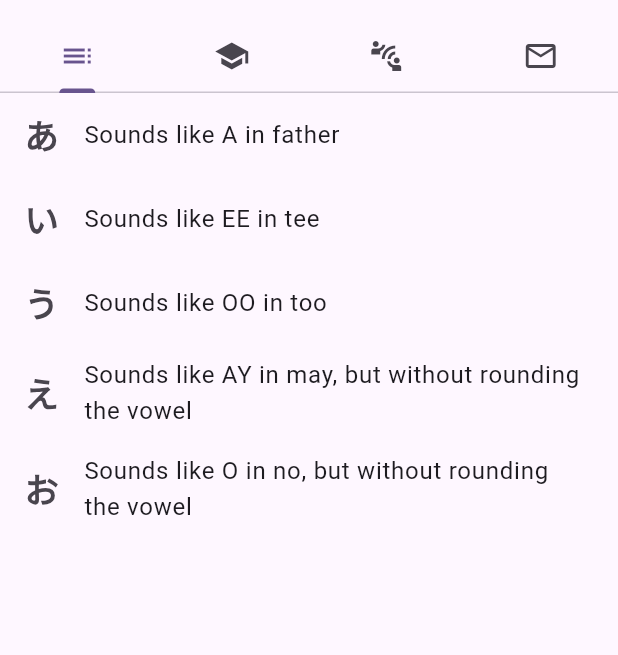
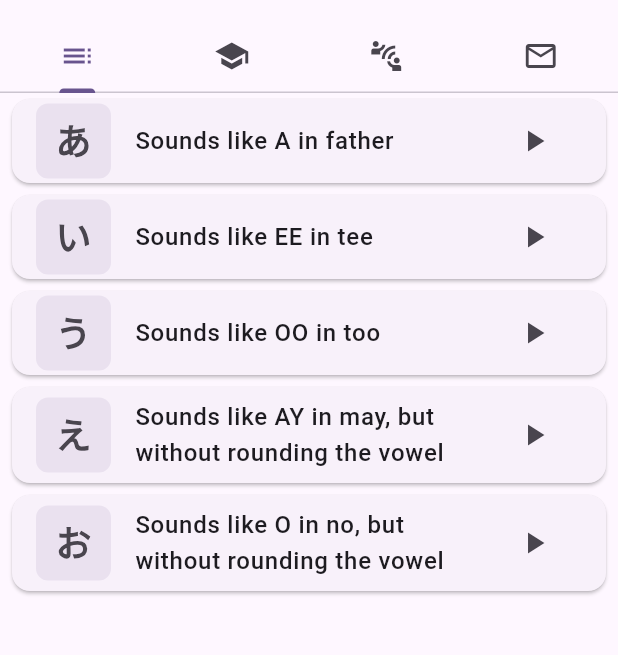
Before and after one commit to japinell/flutter_globoscript, a Flutter app: the screen it shows after launch, on a phone screen of 412 x 824 dp, the part 63-718 px from its top. Run offline on Flutter 3.47's test engine with Material 3 defaults, Android fonts, the phone set to English and light mode, and no system bars; our stand-ins replace audioplayers.

Commit message:
Implemented audio play + styled widget

```diff
--- a/lib/widgets/glyph_list.dart
+++ b/lib/widgets/glyph_list.dart
@@ -48,6 +48,12 @@ class _GlyphListWidgetState extends State<GlyphListWidget> {
         .cast<Map<String, dynamic>>()
         .map((e) => Glyph.fromJson(e))
         .toList();
+  }
+
+  Future<void> _playAudio(String audioFile) async {
+    if (_player.state != PlayerState.playing) {
+      await _player.play(AssetSource("audio/glyphs/$audioFile"));
+    }
   }
 
   @override
@@ -131,12 +137,50 @@ class _GlyphListWidgetState extends State<GlyphListWidget> {
         return ListView.builder(
           itemCount: glyphInfo.length,
           itemBuilder: (context, index) {
-            return ListTile(
-              leading: Text(
-                glyphInfo[index].glyph,
-                style: TextStyle(fontSize: 23.0, fontWeight: FontWeight.bold),
+            final glyph = glyphInfo[index];
+            return Card(
+              margin: const EdgeInsets.symmetric(horizontal: 8, vertical: 4),
+              child: ListTile(
+                leading: Container(
+                  width: 50,
+                  height: 50,
+                  decoration: BoxDecoration(
+                    color: Theme.of(
+                      context,
+                    ).primaryColor.withValues(alpha: 0.1),
+                    borderRadius: BorderRadius.circular(8),
+                  ),
+                  child: Center(
+                    child: Text(
+                      glyph.glyph.isNotEmpty ? glyph.glyph : "?",
+                      style: const TextStyle(
+                        fontSize: 24,
+                        fontWeight: FontWeight.bold,
+                      ),
+                    ),
+                  ),
+                ),
+                title: Text(
+                  glyph.info.isNotEmpty ? glyph.info : "No info available",
+                  style: const TextStyle(fontWeight: FontWeight.w500),
+                ),
+                trailing: IconButton(
+                  onPressed: () {
+                    if (glyph.audio.isNotEmpty) {
+                      _playAudio(glyph.audio);
+                    }
+                  },
+                  icon: const Icon(Icons.play_arrow),
+                  tooltip: glyph.audio.isNotEmpty
+                      ? "Play audio"
+                      : "No audio available",
+                ),
+                onTap: () {
+                  if (glyph.audio.isNotEmpty) {
+                    _playAudio(glyph.audio);
+                  }
+                },
               ),
-              title: Text(glyphInfo[index].info),
             );
           },
         );
```
